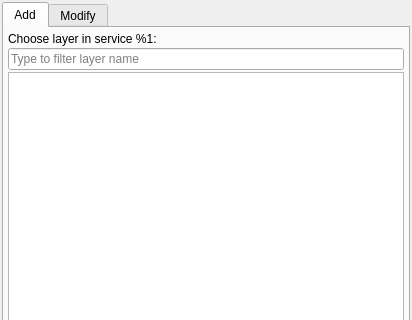
The window that src/wmsclient/webmap_dialog.ui (metno/diana) describes before a commit, drawn with Qt 5; both pictures show x 0 to 412 and y 0 to 320 of the 412 by 459 pixel window.
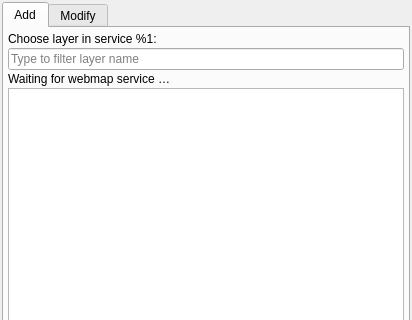
The same window after the commit. The open tabs and pages were chosen to show the change.

Commit message: wms client: bugfix dialog restart, waiting message

```diff
--- a/src/wmsclient/webmap_dialog.ui
+++ b/src/wmsclient/webmap_dialog.ui
@@ -74,7 +74,7 @@
           </layout>
          </widget>
          <widget class="QWidget" name="addPageLayer">
-          <layout class="QVBoxLayout" name="verticalLayout_4" stretch="0,0,1">
+          <layout class="QVBoxLayout" name="verticalLayout_4" stretch="0,0,0,1">
            <property name="spacing">
             <number>2</number>
            </property>
@@ -95,6 +95,13 @@
              </property>
             </widget>
            </item>
+           <item>
+            <widget class="QLabel" name="labelPending">
+             <property name="text">
+              <string>Waiting for webmap service …</string>
+             </property>
+            </widget>
+           </item>
            <item>
             <widget class="QListView" name="listAddLayers">
              <property name="editTriggers">
```
Left out of the diff: 28 changed lines with no effect on the pictures. The commit also changes 1 other file.
